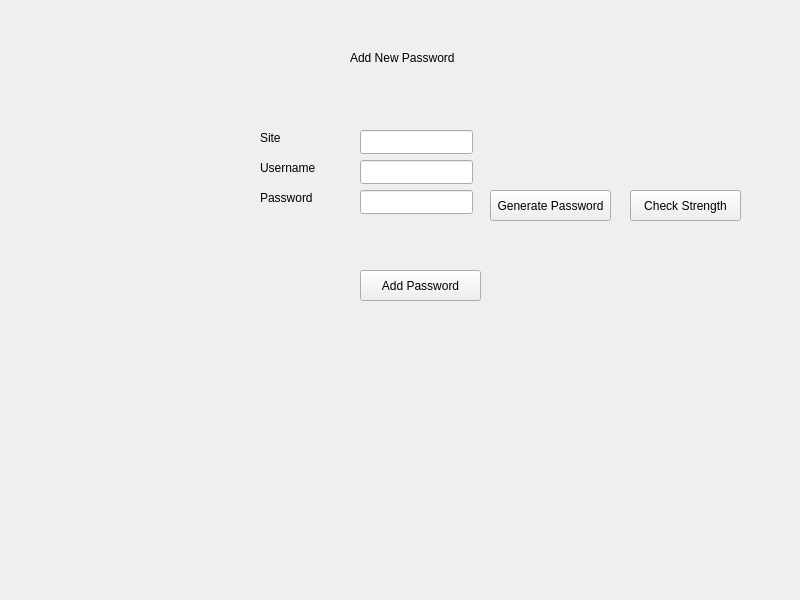
The window that LockBox/addpasswordpage.ui (Anaswara-Suresh/password-manager) describes before a commit, drawn with Qt 5.
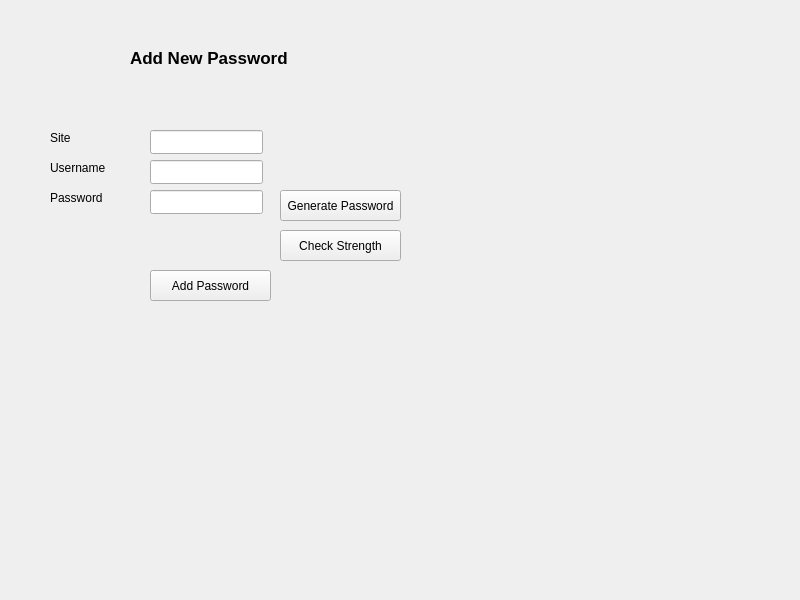
The same window after the commit.

```diff
--- a/LockBox/addpasswordpage.ui
+++ b/LockBox/addpasswordpage.ui
@@ -17,12 +17,20 @@
    <widget class="QLabel" name="label">
     <property name="geometry">
      <rect>
-      <x>350</x>
+      <x>130</x>
       <y>50</y>
-      <width>111</width>
+      <width>161</width>
       <height>16</height>
      </rect>
     </property>
+    <property name="font">
+     <font>
+      <pointsize>13</pointsize>
+      <italic>false</italic>
+      <bold>true</bold>
+      <strikeout>false</strikeout>
+     </font>
+    </property>
     <property name="text">
      <string>Add New Password</string>
     </property>
@@ -30,7 +38,7 @@
    <widget class="QLabel" name="labelSite">
     <property name="geometry">
      <rect>
-      <x>260</x>
+      <x>50</x>
       <y>130</y>
       <width>49</width>
       <height>16</height>
@@ -43,7 +51,7 @@
    <widget class="QLabel" name="labelUser">
     <property name="geometry">
      <rect>
-      <x>260</x>
+      <x>50</x>
       <y>160</y>
       <width>71</width>
       <height>16</height>
@@ -56,7 +64,7 @@
    <widget class="QLabel" name="labelPass">
     <property name="geometry">
      <rect>
-      <x>260</x>
+      <x>50</x>
       <y>190</y>
       <width>71</width>
       <height>16</height>
@@ -69,7 +77,7 @@
    <widget class="QLineEdit" name="siteEdit">
     <property name="geometry">
      <rect>
-      <x>360</x>
+      <x>150</x>
       <y>130</y>
       <width>113</width>
       <height>24</height>
@@ -79,7 +87,7 @@
    <widget class="QLineEdit" name="usernameEdit">
     <property name="geometry">
      <rect>
-      <x>360</x>
+      <x>150</x>
       <y>160</y>
       <width>113</width>
       <height>24</height>
@@ -89,7 +97,7 @@
    <widget class="QLineEdit" name="passwordEdit">
     <property name="geometry">
      <rect>
-      <x>360</x>
+      <x>150</x>
       <y>190</y>
       <width>113</width>
       <height>24</height>
@@ -99,7 +107,7 @@
    <widget class="QPushButton" name="generateButton">
     <property name="geometry">
      <rect>
-      <x>490</x>
+      <x>280</x>
       <y>190</y>
       <width>121</width>
       <height>31</height>
@@ -112,9 +120,9 @@
    <widget class="QPushButton" name="analyzeButton">
     <property name="geometry">
      <rect>
-      <x>630</x>
-      <y>190</y>
-      <width>111</width>
+      <x>280</x>
+      <y>230</y>
+      <width>121</width>
       <height>31</height>
      </rect>
     </property>
@@ -125,7 +133,7 @@
    <widget class="QPushButton" name="addButton">
     <property name="geometry">
      <rect>
-      <x>360</x>
+      <x>150</x>
       <y>270</y>
       <width>121</width>
       <height>31</height>
@@ -138,7 +146,7 @@
    <widget class="QLabel" name="strengthLabel">
     <property name="geometry">
      <rect>
-      <x>360</x>
+      <x>150</x>
       <y>230</y>
       <width>111</width>
       <height>20</height>
```
